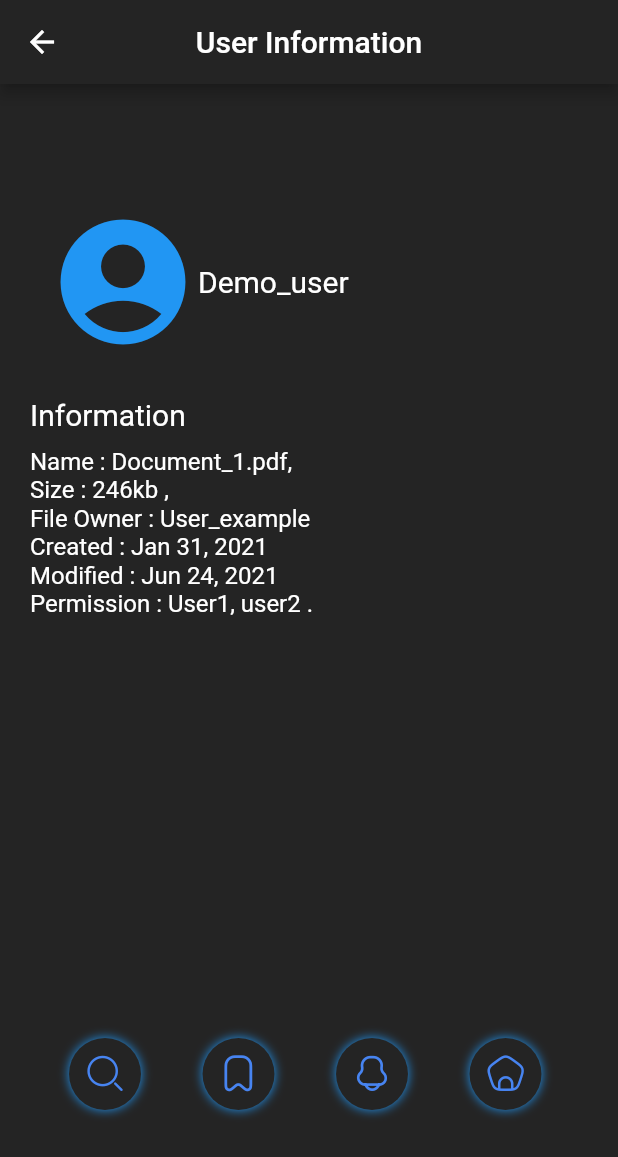
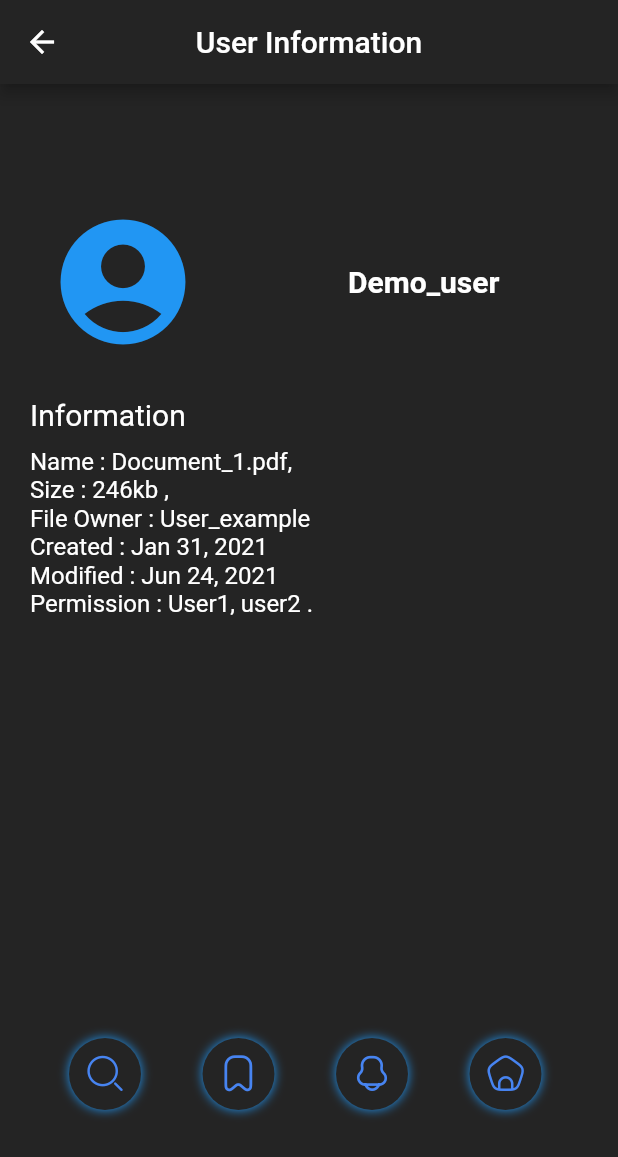
Before and after one commit to KartikeySharma/Velocity-X, a Flutter app: the Profile screen opened by its route, on a phone screen of 412 x 824 dp. Shown: the top 1157 px of the screen. Run offline on Flutter 3.47's test engine with Material 2 defaults, Android fonts, the phone set to English and light mode, and no system bars; our stand-ins replace animated_bottom_navigation_bar.

Commit message:
ProfilePageUpdated

```diff
--- a/lib/screens/UserProfile/profile.dart
+++ b/lib/screens/UserProfile/profile.dart
@@ -39,10 +39,11 @@ class Profile extends StatelessWidget {
                       ),
                       SizedBox(
                         height: 15,
+                        width: 100,
                       ),
                       Text(
                         'Demo_user',
-                        style: TextStyle(color: Colors.white, fontSize: 20),
+                        style: TextStyle(color: Colors.white, fontSize: 20,fontWeight: FontWeight. bold),
                       ),
                     ],
                   ),
```
